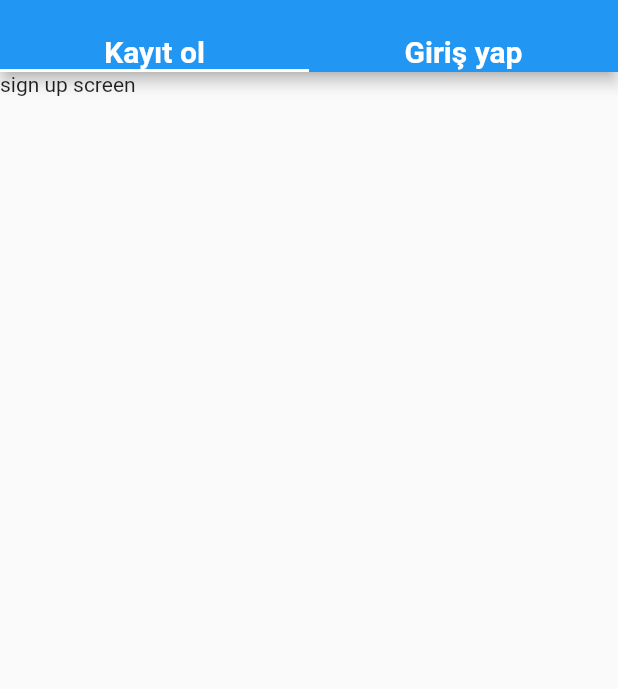
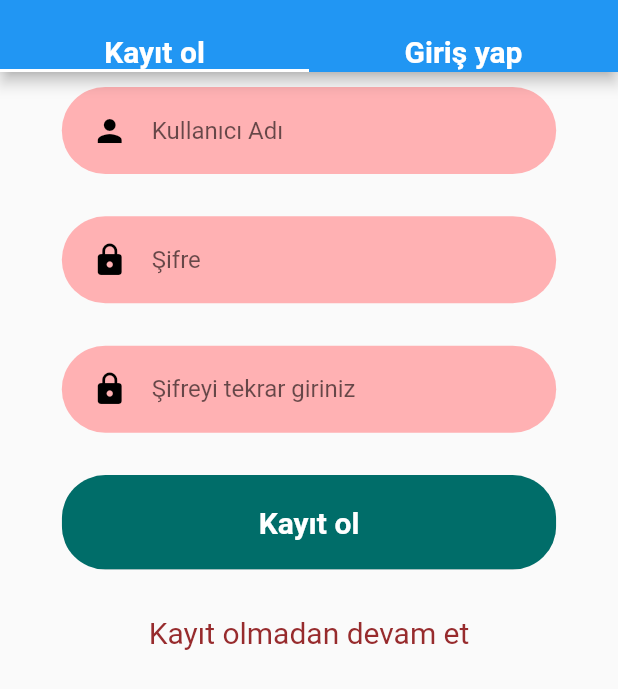
Before and after one commit to yalgettekin/Takim57, a Flutter app: the LoginTabBarController screen opened directly, on a phone screen of 412 x 824 dp. Shown: the top 689 px of the screen. Run offline on Flutter 3.47's test engine with Material 2 defaults, Android fonts, the light colour scheme and no system bars; our stand-ins replace hive, hive_flutter, introduction_screen; accounts and stored records are empty.

Commit message:
Add sign in and sign up screens design

```diff
--- /dev/null
+++ b/lib/Components/Login/RoundedButton.dart
@@ -0,0 +1,45 @@
+// ignore_for_file: file_names
+
+import 'package:flutter/material.dart';
+import '../../Constants/ColorConstant.dart';
+
+class RoundedButton extends StatelessWidget {
+  final String text;
+  final VoidCallback? onPressed;
+  final Color color, textColor;
+  const RoundedButton({
+    Key? key,
+    required this.text,
+    this.onPressed,
+    this.color = kDeepGreen,
+    this.textColor = kWhite,
+  }) : super(key: key);
+
+  @override
+  Widget build(BuildContext context) {
+    Size size = MediaQuery.of(context).size;
+    return Container(
+      margin: const EdgeInsets.symmetric(vertical: 10),
+      width: size.width * 0.8,
+      child: ClipRRect(
+        borderRadius: BorderRadius.circular(29),
+        child: newElevatedButton(),
+      ),
+    );
+  }
+
+  Widget newElevatedButton() {
+    return ElevatedButton(
+      child: Text(
+        text,
+        style: TextStyle(color: textColor),
+      ),
+      onPressed: onPressed,
+      style: ElevatedButton.styleFrom(
+          primary: color,
+          padding: const EdgeInsets.symmetric(horizontal: 40, vertical: 20),
+          textStyle: TextStyle(
+              color: textColor, fontSize: 20, fontWeight: FontWeight.w600)),
+    );
+  }
+}
--- /dev/null
+++ b/lib/Components/Login/RoundedInputField.dart
@@ -0,0 +1,35 @@
+// ignore_for_file: file_names
+
+import 'package:flutter/material.dart';
+import '../../Constants/ColorConstant.dart';
+import 'TextFieldContainer.dart';
+
+class RoundedInputField extends StatelessWidget {
+  final String? hintText;
+  final IconData icon;
+  final ValueChanged<String>? onChanged;
+  const RoundedInputField({
+    Key? key,
+    this.hintText,
+    this.icon = Icons.person,
+    this.onChanged,
+  }) : super(key: key);
+
+  @override
+  Widget build(BuildContext context) {
+    return TextFieldContainer(
+      child: TextField(
+        onChanged: onChanged,
+        cursorColor: kWhite,
+        decoration: InputDecoration(
+          icon: Icon(
+            icon,
+            color: kBlack,
+          ),
+          hintText: hintText,
+          border: InputBorder.none,
+        ),
+      ),
+    );
+  }
+}
--- /dev/null
+++ b/lib/Components/Login/RoundedPasswordField.dart
@@ -0,0 +1,34 @@
+// ignore_for_file: file_names
+
+import 'package:flutter/material.dart';
+import '../../Constants/ColorConstant.dart';
+import 'TextFieldContainer.dart';
+
+class RoundedPasswordField extends StatelessWidget {
+  final String? hintText;
+  final ValueChanged<String>? onChanged;
+  const RoundedPasswordField({
+    Key? key,
+    this.hintText,
+    this.onChanged,
+  }) : super(key: key);
+
+  @override
+  Widget build(BuildContext context) {
+    return TextFieldContainer(
+      child: TextField(
+        obscureText: true,
+        onChanged: onChanged,
+        cursorColor: Colors.white,
+        decoration: InputDecoration(
+          icon: const Icon(
+            Icons.lock,
+            color: kBlack,
+          ),
+          hintText: hintText,
+          border: InputBorder.none,
+        ),
+      ),
+    );
+  }
+}
--- /dev/null
+++ b/lib/Components/Login/TextFieldContainer.dart
@@ -0,0 +1,27 @@
+// ignore_for_file: file_names
+
+import 'package:flutter/material.dart';
+import '../../Constants/ColorConstant.dart';
+
+class TextFieldContainer extends StatelessWidget {
+  final Widget? child;
+  const TextFieldContainer({
+    Key? key,
+    this.child,
+  }) : super(key: key);
+
+  @override
+  Widget build(BuildContext context) {
+    Size size = MediaQuery.of(context).size;
+    return Container(
+      margin: const EdgeInsets.symmetric(vertical: 10),
+      padding: const EdgeInsets.symmetric(horizontal: 20, vertical: 5),
+      width: size.width * 0.8,
+      decoration: BoxDecoration(
+        color: kTextFieldPink,
+        borderRadius: BorderRadius.circular(29),
+      ),
+      child: child,
+    );
+  }
+}
--- a/lib/Constants/ColorConstant.dart
+++ b/lib/Constants/ColorConstant.dart
@@ -3,3 +3,7 @@
 import 'package:flutter/material.dart';
 
 const Color kWhite = Color(0xFFFFFFFF);
+const Color kBlack = Color(0xFF000000);
+const Color kDeepGreen = Color(0xFF006D69);
+const Color kTextFieldPink = Color(0xFFFFB1B3);
+const Color kClaretRed = Color(0xFF972B2D);
--- a/lib/Constants/StringConstant.dart
+++ b/lib/Constants/StringConstant.dart
@@ -2,3 +2,8 @@
 
 const kSignInText = "Giriş yap";
 const kSignUpText = "Kayıt ol";
+const kUsernameText = "Kullanıcı Adı";
+const kPasswordText = "Şifre";
+const kPasswordAgainText = "Şifreyi tekrar giriniz";
+const kContinueWithoutSignInText = "Giriş yapmadan devam et";
+const kContinueWithoutSignUpText = "Kayıt olmadan devam et";
--- a/lib/Constants/TextStyleConstant.dart
+++ b/lib/Constants/TextStyleConstant.dart
@@ -5,3 +5,5 @@ import 'package:flutter/material.dart';
 
 const TextStyle kTabTitleTextStyle =
     TextStyle(color: kWhite, fontSize: 20.0, fontWeight: FontWeight.w600);
+const TextStyle kContinueWithoutLoginTextStyle =
+    TextStyle(color: kClaretRed, fontSize: 20.0, fontWeight: FontWeight.w400);
--- a/lib/Screens/Login/SignUpScreen.dart
+++ b/lib/Screens/Login/SignUpScreen.dart
@@ -1,12 +1,62 @@
 // ignore_for_file: file_names
 
 import 'package:flutter/material.dart';
+import 'package:flutter_application_1/Screens/BoardTab.dart';
+import '../../Constants/TextStyleConstant.dart';
+import '../../Constants/StringConstant.dart';
+import '../../Components/Login/RoundedInputField.dart';
+import '../../Components/Login/RoundedButton.dart';
+import '../../Components/Login/RoundedPasswordField.dart';
+import '../BottomNavigationController.dart';
 
 class SignUpScreen extends StatelessWidget {
   const SignUpScreen({Key? key}) : super(key: key);
 
   @override
+  @override
   Widget build(BuildContext context) {
-    return Text("sign up screen");
+    Size size = MediaQuery.of(context).size;
+    return SingleChildScrollView(
+      child: Column(
+        mainAxisAlignment: MainAxisAlignment.center,
+        children: <Widget>[
+          RoundedInputField(
+            hintText: kUsernameText,
+            onChanged: (value) {},
+          ),
+          SizedBox(height: size.height * 0.01),
+          RoundedPasswordField(
+            hintText: kPasswordText,
+            onChanged: (value) {},
+          ),
+          SizedBox(height: size.height * 0.01),
+          RoundedPasswordField(
+            hintText: kPasswordAgainText,
+            onChanged: (value) {},
+          ),
+          SizedBox(height: size.height * 0.01),
+          RoundedButton(
+            text: kSignUpText,
+            onPressed: () {},
+          ),
+          SizedBox(height: size.height * 0.01),
+          // GoogleLoginButton(
+          //       iconSrc: "assets/icons/facebook.svg",
+          //       press: () {},
+          // ),
+          TextButton(
+              onPressed: () {
+                goToHomeScreen(context);
+              },
+              child: const Text(
+                kContinueWithoutSignUpText,
+                style: kContinueWithoutLoginTextStyle)
+          ),
+        ],
+      ),
+    );
   }
 }
+
+void goToHomeScreen(context) => Navigator.of(context).pushReplacement(
+    MaterialPageRoute(builder: (_) => const BottomNavigationController()));
```
Also changed, not shown: lib/Components/OnboardingButtonWidget.dart (deleted, +0 -26 lines), lib/Screens/Login/SignInScreen.dart (+45 -1 lines).
